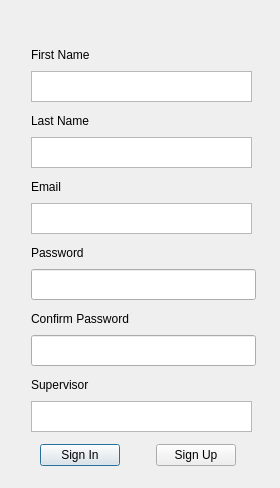
Before: the Qt Designer form loginandsignupdialog.ui in AbdelrahmanBadwy/Lawyer_Assistant_App, drawn with Qt 5.
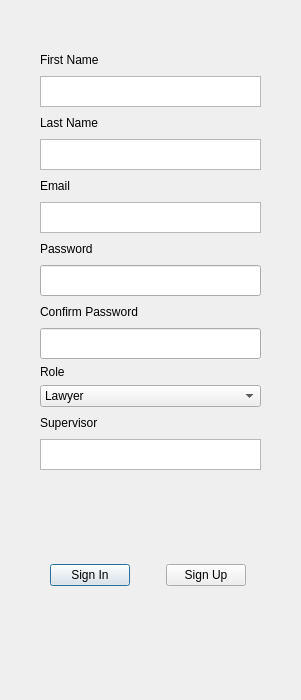
After: the same form once the commit is applied. The open tabs and pages were chosen to show the change.

Commit message:
Added Role comboBox
Added a comboBox for user to choose from lawyer and supervisor's roles

The edit to the form file:
```diff
--- a/loginandsignupdialog.ui
+++ b/loginandsignupdialog.ui
@@ -6,14 +6,14 @@
    <rect>
     <x>0</x>
     <y>0</y>
-    <width>280</width>
-    <height>488</height>
+    <width>301</width>
+    <height>700</height>
    </rect>
   </property>
   <property name="maximumSize">
    <size>
-    <width>324</width>
-    <height>553</height>
+    <width>10000000</width>
+    <height>10000000</height>
    </size>
   </property>
   <property name="windowTitle">
@@ -22,10 +22,10 @@
   <widget class="QStackedWidget" name="stackedWidget">
    <property name="geometry">
     <rect>
-     <x>11</x>
-     <y>11</y>
+     <x>30</x>
+     <y>20</y>
      <width>258</width>
-     <height>428</height>
+     <height>521</height>
     </rect>
    </property>
    <property name="currentIndex">
@@ -139,18 +139,24 @@
     </widget>
    </widget>
    <widget class="QWidget" name="signUpPage">
-    <widget class="QWidget" name="layoutWidget">
+    <widget class="QWidget" name="">
      <property name="geometry">
       <rect>
-       <x>20</x>
-       <y>31</y>
+       <x>10</x>
+       <y>30</y>
        <width>225</width>
-       <height>397</height>
+       <height>461</height>
       </rect>
      </property>
      <layout class="QVBoxLayout" name="verticalLayout">
+      <property name="sizeConstraint">
+       <enum>QLayout::SetFixedSize</enum>
+      </property>
       <item>
        <layout class="QVBoxLayout" name="firstNameVLayout">
+        <property name="sizeConstraint">
+         <enum>QLayout::SetMinimumSize</enum>
+        </property>
         <item>
          <widget class="QLabel" name="firstNameLabel">
           <property name="sizePolicy">
@@ -179,7 +185,7 @@
         <item>
          <widget class="QTextEdit" name="firstNameEdit">
           <property name="sizePolicy">
-           <sizepolicy hsizetype="Fixed" vsizetype="Expanding">
+           <sizepolicy hsizetype="Fixed" vsizetype="Fixed">
             <horstretch>0</horstretch>
             <verstretch>0</verstretch>
            </sizepolicy>
@@ -230,7 +236,7 @@
         <item>
          <widget class="QTextEdit" name="lastNameTextEdit">
           <property name="sizePolicy">
-           <sizepolicy hsizetype="Fixed" vsizetype="Expanding">
+           <sizepolicy hsizetype="Fixed" vsizetype="Fixed">
             <horstretch>0</horstretch>
             <verstretch>0</verstretch>
            </sizepolicy>
@@ -281,7 +287,7 @@
         <item>
          <widget class="QTextEdit" name="emailTextEditSignUp">
           <property name="sizePolicy">
-           <sizepolicy hsizetype="Fixed" vsizetype="Expanding">
+           <sizepolicy hsizetype="Fixed" vsizetype="Fixed">
             <horstretch>0</horstretch>
             <verstretch>0</verstretch>
            </sizepolicy>
@@ -306,6 +312,12 @@
        <layout class="QVBoxLayout" name="passwordVLayoutSignUp">
         <item>
          <widget class="QLabel" name="passwordLabelSignUp">
+          <property name="sizePolicy">
+           <sizepolicy hsizetype="Fixed" vsizetype="Fixed">
+            <horstretch>0</horstretch>
+            <verstretch>0</verstretch>
+           </sizepolicy>
+          </property>
           <property name="minimumSize">
            <size>
             <width>63</width>
@@ -325,6 +337,12 @@
         </item>
         <item>
          <widget class="QLineEdit" name="passwordLineEditSignUp">
+          <property name="sizePolicy">
+           <sizepolicy hsizetype="Fixed" vsizetype="Fixed">
+            <horstretch>0</horstretch>
+            <verstretch>0</verstretch>
+           </sizepolicy>
+          </property>
           <property name="minimumSize">
            <size>
             <width>221</width>
@@ -364,6 +382,12 @@
         </item>
         <item>
          <widget class="QLineEdit" name="confirmPasswordLineEdit">
+          <property name="sizePolicy">
+           <sizepolicy hsizetype="Fixed" vsizetype="Fixed">
+            <horstretch>0</horstretch>
+            <verstretch>0</verstretch>
+           </sizepolicy>
+          </property>
           <property name="minimumSize">
            <size>
             <width>221</width>
@@ -374,10 +398,53 @@
         </item>
        </layout>
       </item>
+      <item>
+       <layout class="QVBoxLayout" name="comboBoxVLayout">
+        <item>
+         <widget class="QLabel" name="comboBoxLabel">
+          <property name="sizePolicy">
+           <sizepolicy hsizetype="Fixed" vsizetype="Fixed">
+            <horstretch>0</horstretch>
+            <verstretch>0</verstretch>
+           </sizepolicy>
+          </property>
+          <property name="text">
+           <string>Role</string>
+          </property>
+         </widget>
+        </item>
+        <item>
+         <widget class="QComboBox" name="comboBox">
+          <property name="sizePolicy">
+           <sizepolicy hsizetype="Expanding" vsizetype="Fixed">
+            <horstretch>0</horstretch>
+            <verstretch>0</verstretch>
+           </sizepolicy>
+          </property>
+          <item>
+           <property name="text">
+            <string>Lawyer</string>
+           </property>
+          </item>
+          <item>
+           <property name="text">
+            <string>Supervisor</string>
+           </property>
+          </item>
+         </widget>
+        </item>
+       </layout>
+      </item>
       <item>
        <layout class="QVBoxLayout" name="supervisorVLayout">
         <item>
          <widget class="QLabel" name="supervisorLabel">
+          <property name="sizePolicy">
+           <sizepolicy hsizetype="Fixed" vsizetype="Fixed">
+            <horstretch>0</horstretch>
+            <verstretch>0</verstretch>
+           </sizepolicy>
+          </property>
           <property name="minimumSize">
            <size>
             <width>80</width>
@@ -397,6 +464,12 @@
         </item>
         <item>
          <widget class="QTextEdit" name="supervisorTextEdit">
+          <property name="sizePolicy">
+           <sizepolicy hsizetype="Fixed" vsizetype="Fixed">
+            <horstretch>0</horstretch>
+            <verstretch>0</verstretch>
+           </sizepolicy>
+          </property>
           <property name="minimumSize">
            <size>
             <width>221</width>
@@ -420,8 +493,8 @@
   <widget class="QWidget" name="layoutWidget">
    <property name="geometry">
     <rect>
-     <x>40</x>
-     <y>440</y>
+     <x>50</x>
+     <y>560</y>
      <width>196</width>
      <height>31</height>
     </rect>
```
Left out of the diff: 2 changed lines with no effect on the pictures. The commit also changes 3 other files.
